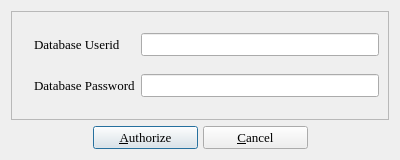
Old version of the form authenticate.ui in the repository textbrowser/biblioteq.
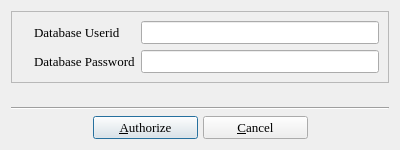
New version of the form. Icons and pictures are not drawn.

Diff of the .ui file:
```diff
--- a/authenticate.ui
+++ b/authenticate.ui
@@ -6,7 +6,7 @@
     <x>0</x>
     <y>0</y>
     <width>400</width>
-    <height>160</height>
+    <height>150</height>
    </rect>
   </property>
   <property name="minimumSize" >
@@ -109,6 +109,26 @@
      </layout>
     </widget>
    </item>
+   <item>
+    <spacer>
+     <property name="orientation" >
+      <enum>Qt::Vertical</enum>
+     </property>
+     <property name="sizeHint" >
+      <size>
+       <width>20</width>
+       <height>40</height>
+      </size>
+     </property>
+    </spacer>
+   </item>
+   <item>
+    <widget class="Line" name="line" >
+     <property name="orientation" >
+      <enum>Qt::Horizontal</enum>
+     </property>
+    </widget>
+   </item>
    <item>
     <layout class="QHBoxLayout" >
      <property name="spacing" >
```
